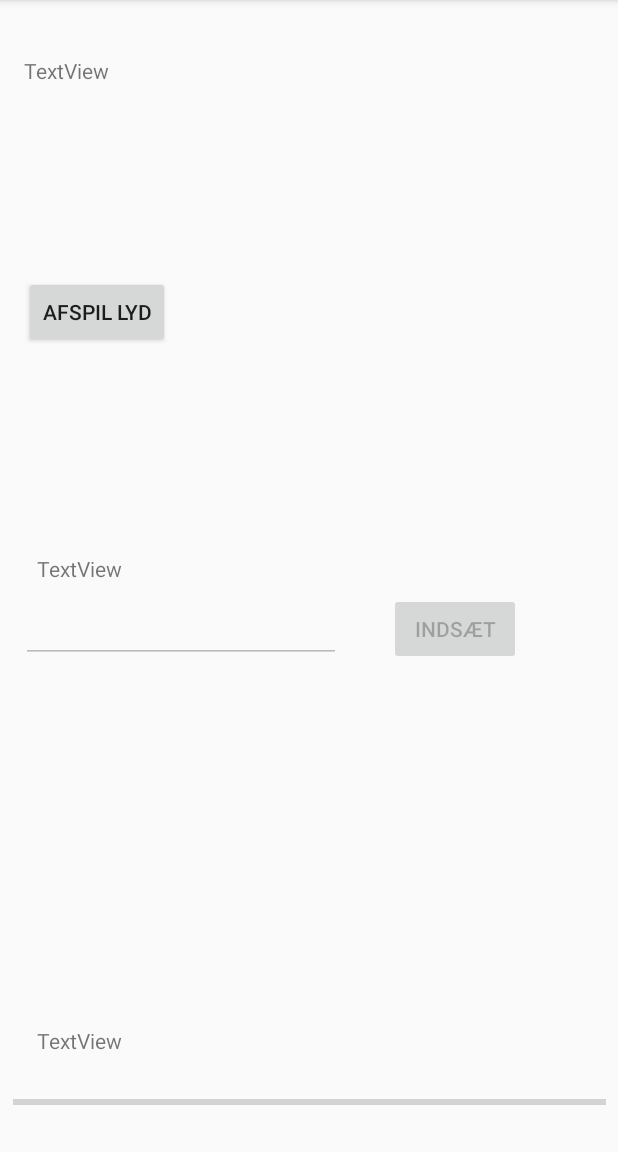
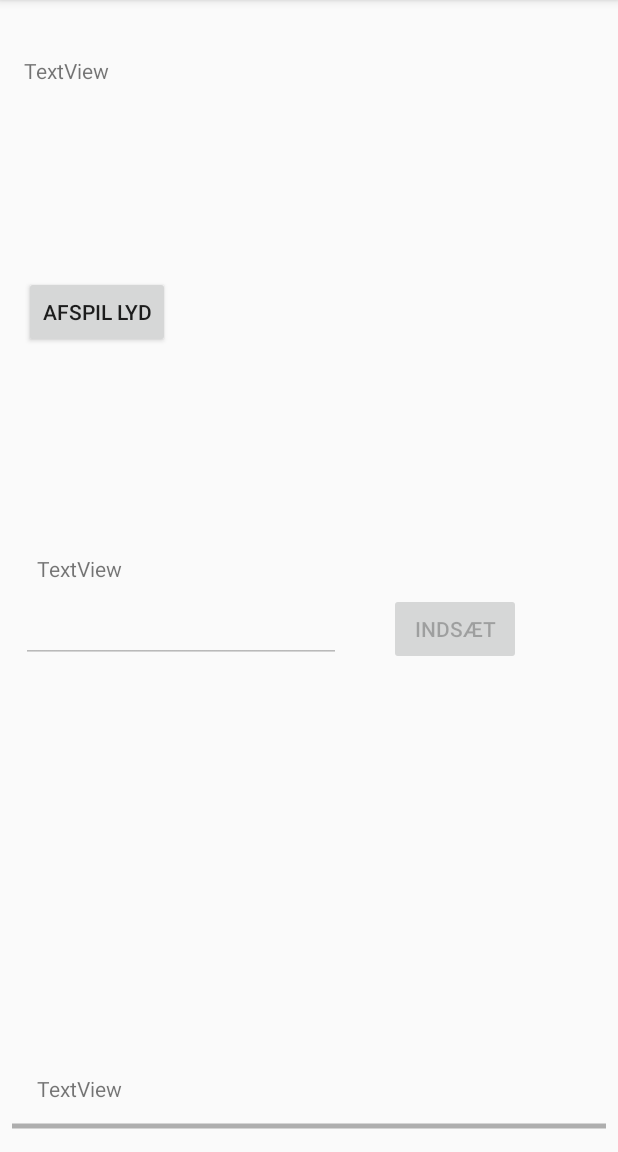
Before and after one commit to ChrisDaBang/CE.BachelorProject, an Android app: the CalibrateActivity screen opened directly, with no data from a screen before it, on a phone screen of 412 x 824 dp, the part 84-1236 px from its top. Run offline under Robolectric (Android 15) with nearby library versions, the phone set to English and light mode, and no system bars.

Commit message:
CalibrateActivity work and Application.setMusicStreamVolumeFifty method

```diff
--- a/app/src/main/java/student/sdu/hearingscreening/activities/CalibrateActivity.java
+++ b/app/src/main/java/student/sdu/hearingscreening/activities/CalibrateActivity.java
@@ -1,7 +1,10 @@
 package student.sdu.hearingscreening.activities;
 
+import android.content.Context;
 import android.content.Intent;
+import android.media.AudioManager;
 import android.media.MediaPlayer;
+import android.os.Handler;
 import android.support.design.widget.TextInputEditText;
 import android.support.v7.app.AppCompatActivity;
 import android.os.Bundle;
@@ -15,14 +18,16 @@ import android.widget.TextView;
 import java.util.Map;
 
 import student.sdu.hearingscreening.R;
+import student.sdu.hearingscreening.application.HearingScreeningApplication;
 import student.sdu.hearingscreening.calibration.CalibrationProcessor;
 
 public class CalibrateActivity extends AppCompatActivity {
     private CalibrationProcessor cp;
     private MediaPlayer mp;
-    private Boolean calibrationOver;
-    private Map<Integer, Float> calibrationSettings;
     private float calibrationVolume;
+    private Handler progressHandler = new Handler();
+    private float cSteps = 0f;
+    private float pSteps = 32f;
 
     private Button btnPlaySound;
     private Button btnEnter;
@@ -40,11 +45,18 @@ public class CalibrateActivity extends AppCompatActivity {
         instantiateGUIFields();
         cp = new CalibrationProcessor();
         calibrationVolume = cp.initialCalibrationSettings();
+
+        HearingScreeningApplication.setMusicStreamVolumeFifty();
     }
 
+    /**
+     * todo JavaDoc
+     * @param db
+     */
     private void calibrate(int db)
     {
         calibrationVolume = cp.calibrate(db);
+        updateProgressBar();
 
         if (cp.isCalibrationDone()) //Then finish calibration
         {
@@ -97,6 +109,9 @@ public class CalibrateActivity extends AppCompatActivity {
         CalibrateActivity.this.finish();
     }
 
+    /**
+     * todo JavaDoc
+     */
     private void instantiateGUIFields()
     {
         btnPlaySound = (Button) findViewById(R.id.btn_calibrate_playsound);
@@ -138,4 +153,14 @@ public class CalibrateActivity extends AppCompatActivity {
         etNrInput = (EditText) findViewById(R.id.et_calibrate_number_input);
         etNrInput.setEnabled(false);
     }
+
+    /**
+     * todo JavaDoc
+     */
+    private void updateProgressBar()
+    {
+        cSteps++;
+        int progress = Math.round((cSteps/pSteps)*100f);
+        progressBar.setProgress(progress);
+    }
 }
--- a/app/src/main/java/student/sdu/hearingscreening/application/HearingScreeningApplication.java
+++ b/app/src/main/java/student/sdu/hearingscreening/application/HearingScreeningApplication.java
@@ -2,6 +2,7 @@ package student.sdu.hearingscreening.application;
 
 import android.app.Application;
 import android.content.Context;
+import android.media.AudioManager;
 
 /**
  * Created by Bogs on 16-03-2017.
@@ -18,4 +19,14 @@ public class HearingScreeningApplication extends Application {
     {
         return instance;
     }
+    public static void setMusicStreamVolumeFifty()
+    {
+        Context context = getContext();
+        //Get an instance of AudioManager, could be done without using the specific context
+        AudioManager audio = (AudioManager) context.getSystemService(Context.AUDIO_SERVICE);
+        int maxVolume = audio.getStreamMaxVolume(AudioManager.STREAM_MUSIC);
+        float percent = 0.5f;
+        int fiftyVolume = (int) (maxVolume*percent);
+        audio.setStreamVolume(AudioManager.STREAM_MUSIC, fiftyVolume, 0);
+    }
 }
--- a/app/src/main/res/layout/activity_calibrate.xml
+++ b/app/src/main/res/layout/activity_calibrate.xml
@@ -12,7 +12,6 @@
         android:layout_height="wrap_content"
         android:text="TextView"
         app:layout_constraintTop_toTopOf="parent"
-        android:layout_marginTop="0dp"
         android:layout_marginRight="7dp"
         app:layout_constraintRight_toRightOf="parent"
         android:layout_marginLeft="8dp"
@@ -20,18 +19,22 @@
         app:layout_constraintHorizontal_bias="0.023"
         app:layout_constraintBottom_toBottomOf="parent"
         android:layout_marginBottom="8dp"
-        app:layout_constraintVertical_bias="0.05" />
+        app:layout_constraintVertical_bias="0.05"
+        android:layout_marginStart="8dp"
+        android:layout_marginEnd="7dp" />
 
     <ProgressBar
         android:id="@+id/pb_calibrate"
-        style="?android:attr/progressBarStyleHorizontal"
-        android:layout_width="395dp"
-        android:layout_height="48dp"
+        style="@android:style/Widget.Holo.Light.ProgressBar.Horizontal"
+        android:layout_width="match_parent"
+        android:layout_height="wrap_content"
+        android:layout_marginBottom="9dp"
+        android:layout_marginEnd="8dp"
+        android:layout_marginLeft="8dp"
+        android:layout_marginRight="8dp"
+        android:layout_marginStart="8dp"
         app:layout_constraintBottom_toBottomOf="parent"
-        android:layout_marginBottom="9dp"
-        android:layout_marginLeft="8dp"
         app:layout_constraintLeft_toLeftOf="parent"
-        android:layout_marginRight="8dp"
         app:layout_constraintRight_toRightOf="parent" />
 
     <TextView
@@ -48,7 +51,9 @@
         android:layout_marginLeft="8dp"
         app:layout_constraintLeft_toLeftOf="parent"
         app:layout_constraintHorizontal_bias="0.05"
-        app:layout_constraintVertical_bias="1.0" />
+        app:layout_constraintVertical_bias="1.0"
+        android:layout_marginStart="8dp"
+        android:layout_marginEnd="8dp" />
 
     <Button
         android:id="@+id/btn_calibrate_playsound"
@@ -65,7 +70,8 @@
         android:layout_marginTop="8dp"
         app:layout_constraintBottom_toBottomOf="parent"
         android:layout_marginBottom="8dp"
-        app:layout_constraintVertical_bias="0.25" />
+        app:layout_constraintVertical_bias="0.25"
+        android:layout_marginEnd="8dp" />
 
     <EditText
         android:id="@+id/et_calibrate_number_input"
@@ -82,7 +88,9 @@
         android:layout_marginTop="8dp"
         app:layout_constraintBottom_toBottomOf="parent"
         android:layout_marginBottom="8dp"
-        app:layout_constraintVertical_bias="0.55" />
+        app:layout_constraintVertical_bias="0.55"
+        android:layout_marginStart="8dp"
+        android:layout_marginEnd="8dp" />
 
     <TextView
         android:id="@+id/tv_calibrate_input"
@@ -98,21 +106,23 @@
         android:layout_marginTop="8dp"
         app:layout_constraintTop_toBottomOf="@+id/btn_calibrate_playsound"
         app:layout_constraintVertical_bias="1.0"
-        app:layout_constraintHorizontal_bias="0.05" />
+        app:layout_constraintHorizontal_bias="0.05"
+        android:layout_marginStart="8dp"
+        android:layout_marginEnd="8dp" />
 
     <Button
         android:id="@+id/btn_calibrate_enter"
         android:layout_width="wrap_content"
         android:layout_height="wrap_content"
-        android:layout_marginBottom="0dp"
         android:layout_marginLeft="32dp"
-        android:layout_marginTop="0dp"
         android:text="Indsæt"
         app:layout_constraintBottom_toBottomOf="@+id/et_calibrate_number_input"
         app:layout_constraintLeft_toRightOf="@+id/et_calibrate_number_input"
         app:layout_constraintTop_toTopOf="@+id/et_calibrate_number_input"
         android:layout_marginRight="8dp"
         app:layout_constraintRight_toRightOf="parent"
-        app:layout_constraintHorizontal_bias="0.0" />
+        app:layout_constraintHorizontal_bias="0.0"
+        android:layout_marginStart="32dp"
+        android:layout_marginEnd="8dp" />
 
 </android.support.constraint.ConstraintLayout>
```
